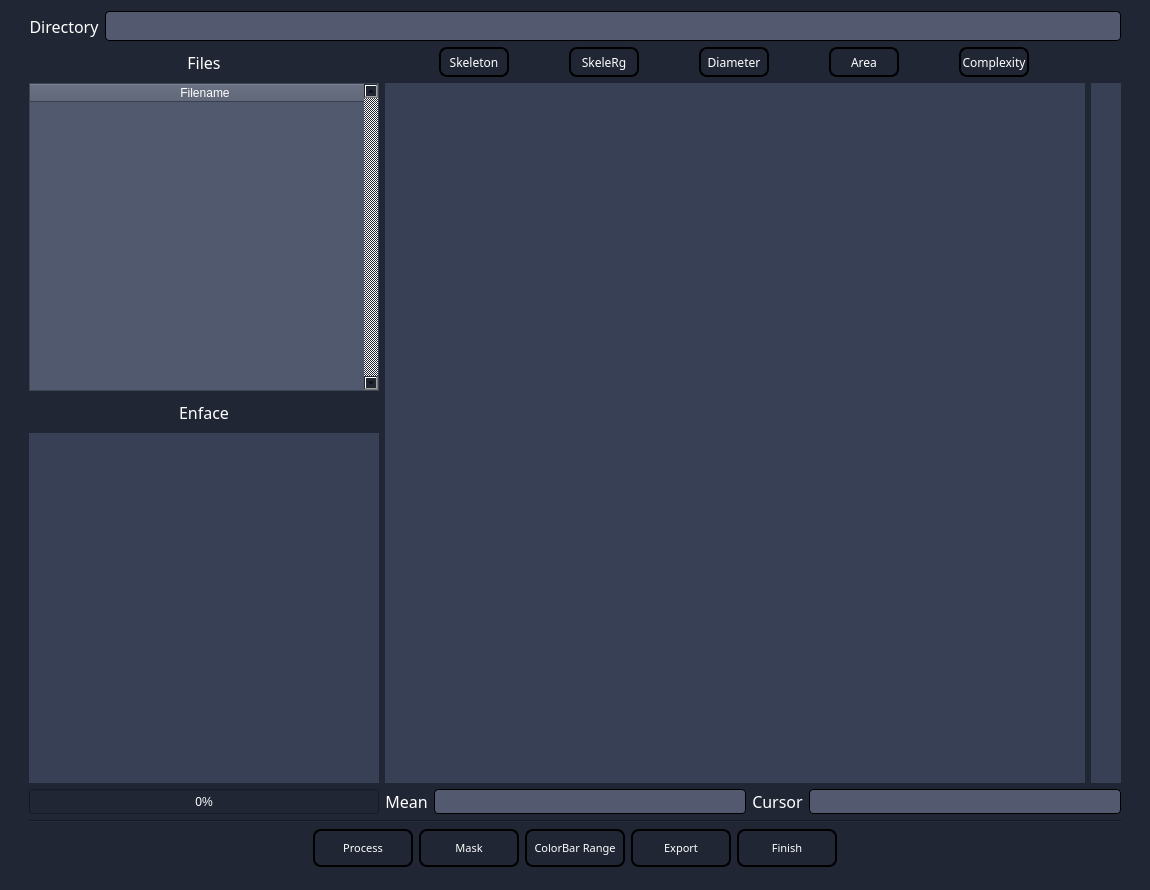
Above: QT_vessel_quant.ui from KevinPan2021/Vascular-Segmentation before the change. Below: the same form after it.
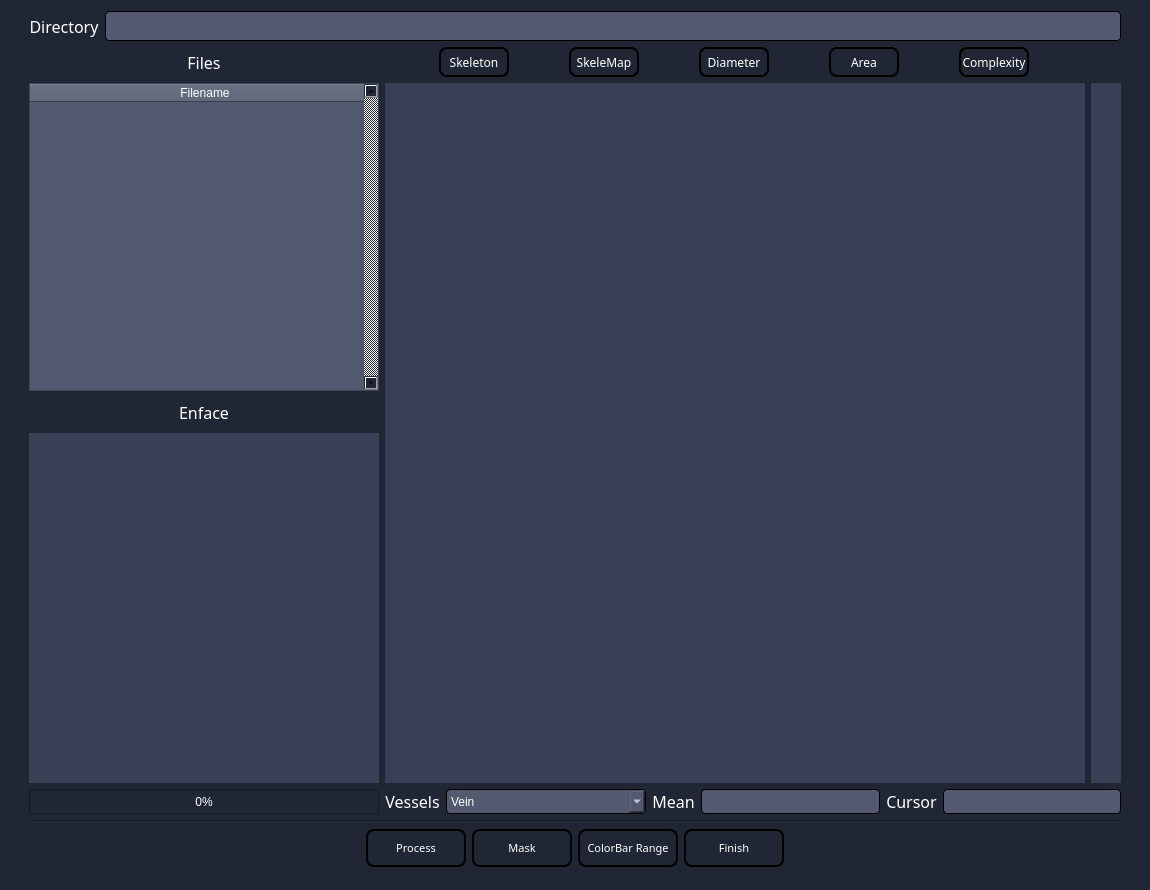
That is the form after the change. Icons and pictures are not drawn.

The edit to the form file:
```diff
--- a/QT_vessel_quant.ui
+++ b/QT_vessel_quant.ui
@@ -402,7 +402,7 @@
 }</string>
              </property>
              <property name="text">
-              <string>SkeleRg</string>
+              <string>SkeleMap</string>
              </property>
              <property name="checkable">
               <bool>true</bool>
@@ -656,6 +656,89 @@
          </property>
         </widget>
        </item>
+       <item>
+        <widget class="QLabel" name="label_FileInfo_12">
+         <property name="maximumSize">
+          <size>
+           <width>16777215</width>
+           <height>25</height>
+          </size>
+         </property>
+         <property name="font">
+          <font>
+           <family>微软雅黑</family>
+           <pointsize>12</pointsize>
+          </font>
+         </property>
+         <property name="styleSheet">
+          <string notr="true">color:rgb(255,255,255);</string>
+         </property>
+         <property name="text">
+          <string>Vessels</string>
+         </property>
+         <property name="alignment">
+          <set>Qt::AlignCenter</set>
+         </property>
+        </widget>
+       </item>
+       <item>
+        <widget class="QComboBox" name="comboBox_vessels">
+         <property name="minimumSize">
+          <size>
+           <width>200</width>
+           <height>25</height>
+          </size>
+         </property>
+         <property name="maximumSize">
+          <size>
+           <width>200</width>
+           <height>25</height>
+          </size>
+         </property>
+         <property name="styleSheet">
+          <string notr="true">QComboBox {
+	border-radius: 4px;
+	background-color:rgb(83, 89, 110);
+	color:white;
+	border: 1px solid black;
+}
+
+QComboBox QAbstractItemView { color: white; }
+
+QComboBox:disabled {
+	border-radius: 4px;
+	background-color:rgb(83, 89, 110);
+	color:rgb(200, 200, 200);
+	border: 0px solid black;
+}</string>
+         </property>
+         <item>
+          <property name="text">
+           <string>Vein</string>
+          </property>
+         </item>
+         <item>
+          <property name="text">
+           <string>Artery</string>
+          </property>
+         </item>
+         <item>
+          <property name="text">
+           <string>Capillary</string>
+          </property>
+         </item>
+         <item>
+          <property name="text">
+           <string>Large Vessels</string>
+          </property>
+         </item>
+         <item>
+          <property name="text">
+           <string>All</string>
+          </property>
+         </item>
+        </widget>
+       </item>
        <item>
         <widget class="QLabel" name="label_FileInfo_11">
          <property name="maximumSize">
@@ -845,7 +928,7 @@
           </size>
          </property>
          <property name="checkable">
-          <bool>false</bool>
+          <bool>true</bool>
          </property>
          <property name="toolButtonStyle">
           <enum>Qt::ToolButtonTextUnderIcon</enum>
@@ -984,69 +1067,6 @@
          </property>
         </widget>
        </item>
-       <item>
-        <widget class="QToolButton" name="button_export">
-         <property name="minimumSize">
-          <size>
-           <width>100</width>
-           <height>38</height>
-          </size>
-         </property>
-         <property name="maximumSize">
-          <size>
-           <width>100</width>
-           <height>38</height>
-          </size>
-         </property>
-         <property name="font">
-          <font>
-           <family>微软雅黑</family>
-           <pointsize>8</pointsize>
-          </font>
-         </property>
-         <property name="styleSheet">
-          <string notr="true">QToolButton {
-	color:white; 
-	background:qlineargradient(spread:pad, x1:0, y1:1, x2:0, y2:0, 		stop:0 rgba(32, 38, 52, 255), 
-		stop:1 rgba(91, 99, 120, 255));
-	border: 2px solid black;
-	border-radius: 8px;
-}
-
-QToolButton:checked {
-	color:white; 
-	background-color: rgba(121, 129, 150, 255);
-	border: 2px solid black;
-	border-radius: 8px;
-	padding: 0;
-}
-
-QToolButton:disabled {
-	color:gray; 
-	background-color: rgba(32, 38, 52, 255);
-	border: 2px solid black;
-	border-radius: 8px;
-	padding: 0;
-}</string>
-         </property>
-         <property name="text">
-          <string>Export</string>
-         </property>
-         <property name="icon">
-          <iconset>
-           <normaloff>icons/finish.png</normaloff>icons/finish.png</iconset>
-         </property>
-         <property name="iconSize">
-          <size>
-           <width>18</width>
-           <height>18</height>
-          </size>
-         </property>
-         <property name="toolButtonStyle">
-          <enum>Qt::ToolButtonTextUnderIcon</enum>
-         </property>
-        </widget>
-       </item>
        <item>
         <widget class="QToolButton" name="button_finish">
          <property name="minimumSize">
```
Left out of the diff: 40 changed lines with no effect on the pictures.
